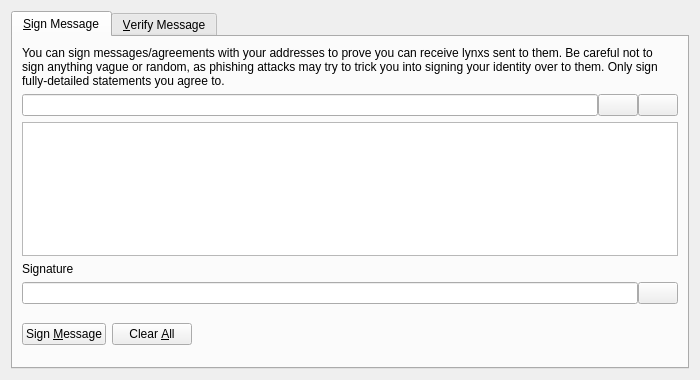
Above: src/qt/forms/signverifymessagedialog.ui from lynxcoins/Lynx before the change. Below: the same form after it.
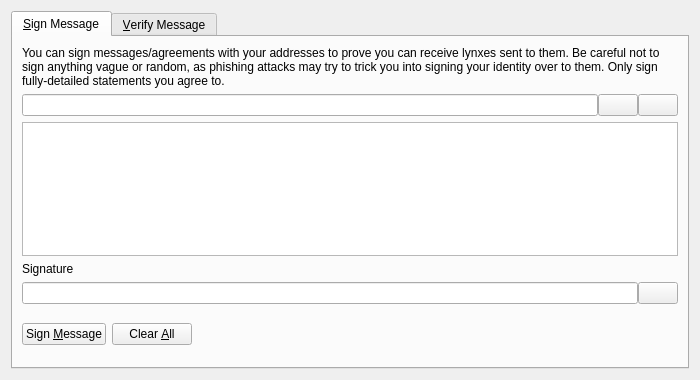
That is the form after the change. Icons and pictures are not drawn. Custom widgets are drawn as their Qt base class.

Diff of the .ui file:
```diff
--- a/src/qt/forms/signverifymessagedialog.ui
+++ b/src/qt/forms/signverifymessagedialog.ui
@@ -30,7 +30,7 @@
        <item>
         <widget class="QLabel" name="infoLabel_SM">
          <property name="text">
-          <string>You can sign messages/agreements with your addresses to prove you can receive lynxs sent to them. Be careful not to sign anything vague or random, as phishing attacks may try to trick you into signing your identity over to them. Only sign fully-detailed statements you agree to.</string>
+          <string>You can sign messages/agreements with your addresses to prove you can receive lynxes sent to them. Be careful not to sign anything vague or random, as phishing attacks may try to trick you into signing your identity over to them. Only sign fully-detailed statements you agree to.</string>
          </property>
          <property name="textFormat">
           <enum>Qt::PlainText</enum>
```
